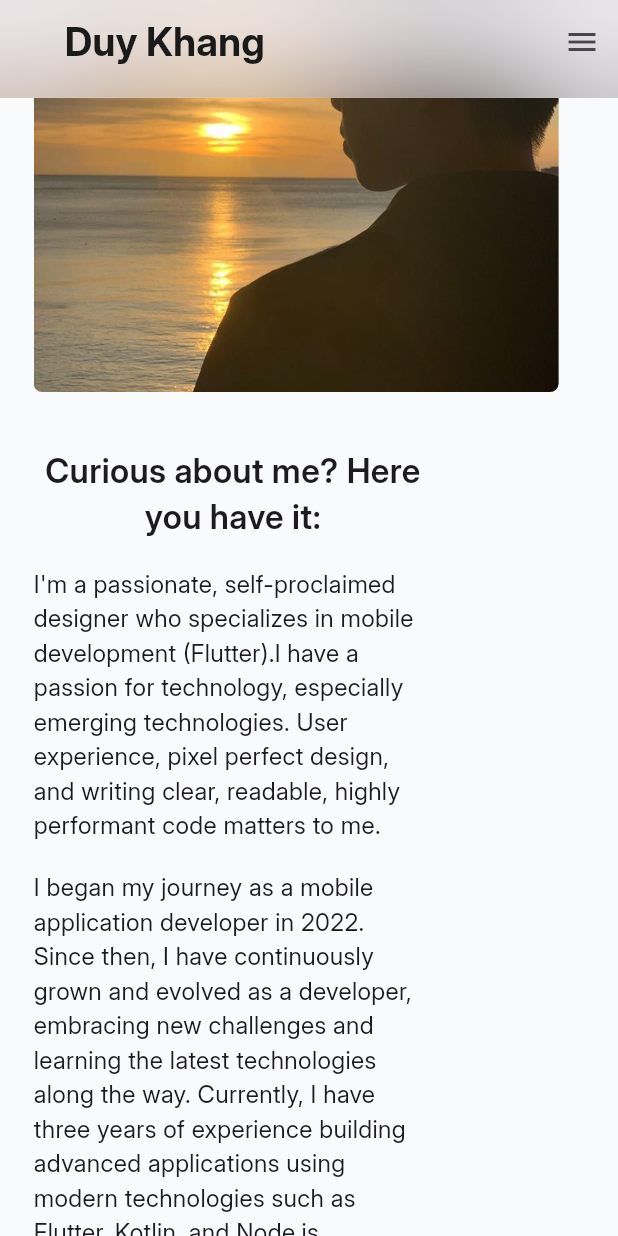
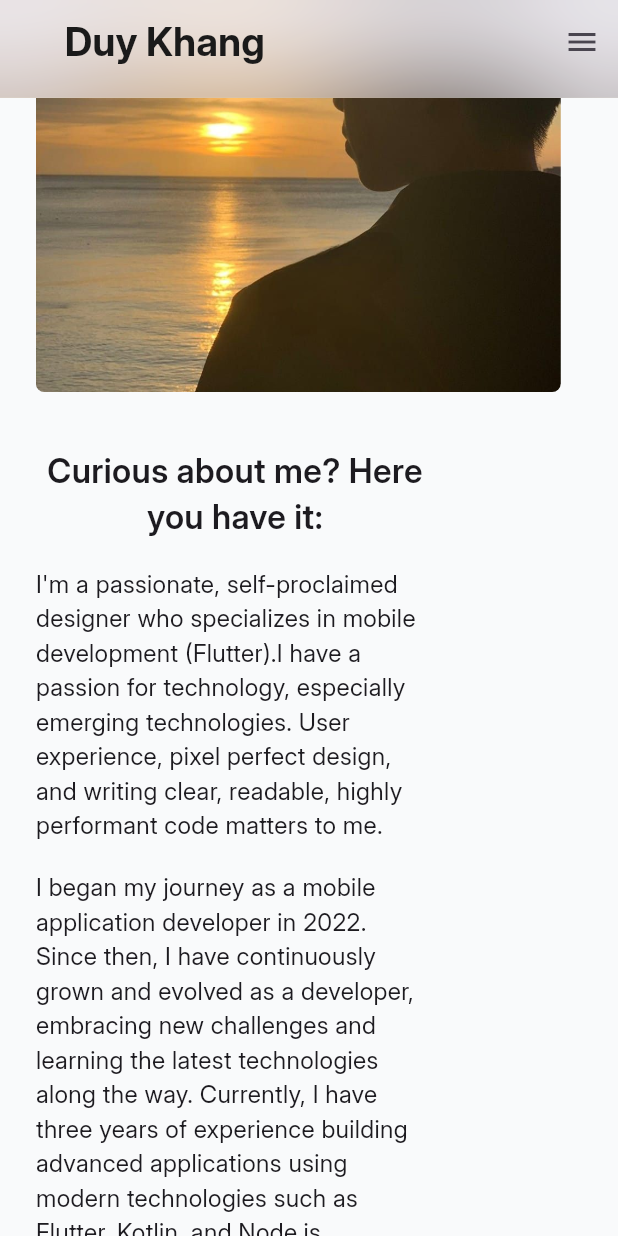
Before and after one commit to DuyKhangIT/Personal-Portfolio, a Flutter app: the screen it shows after launch, scrolled down 1728 dp, on a phone screen of 412 x 824 dp. Run offline on Flutter 3.47's test engine with Material 3 defaults, Android fonts, the phone set to English and light mode, and no system bars; drawn by our look-alikes of scrollable_positioned_list; our stand-ins replace bloc, connectivity_plus, easy_localization, equatable, flutter_bloc, flutter_screenutil and 5 more; missing offline and left inert: dart:html; statements that could not run were skipped; project files that could hold a hidden picture were left out.

Commit message:
adjust UI

```diff
--- a/lib/pages/about_page.dart
+++ b/lib/pages/about_page.dart
@@ -26,6 +26,7 @@ class AboutPage extends StatelessWidget {
               Wrap(
                 alignment: WrapAlignment.spaceBetween,
                 runSpacing: 40.h,
+                spacing: 10.w,
                 children: [
                   ClipRRect(
                     borderRadius: BorderRadius.circular(20.r),
@@ -36,7 +37,7 @@ class AboutPage extends StatelessWidget {
                       fit: BoxFit.cover,
                     ),
                   ),
-                  SizedBox(width: 60.w),
+                  SizedBox(width: 40.w),
                   SizedBox(
                     width: width / 1.55,
                     child: Column(
--- a/lib/pages/main_page.dart
+++ b/lib/pages/main_page.dart
@@ -84,7 +84,7 @@ class _MainPageState extends State<MainPage> {
           backgroundColor: state.themeMode == ThemeMode.dark
               ? ColorUtils.blackDefault
               : ColorUtils.whiteDefault,
-          child: Column(
+          child: ListView(
             children: [
               Padding(
                 padding:
--- a/lib/pages/widgets/download_button.dart
+++ b/lib/pages/widgets/download_button.dart
@@ -28,7 +28,7 @@ class _DownloadButtonState extends State<DownloadButton> {
       onHover: (v) => _onHover(true),
       onExit: (v) => _onHover(false),
       child: Container(
-        height: 30.h,
+        height: 30,
         margin: EdgeInsets.only(right: 80.w),
         padding: EdgeInsets.symmetric(horizontal: 10.w),
         decoration: BoxDecoration(
```
Also changed, not shown: lib/pages/contact_page.dart (+5 -4 lines).
